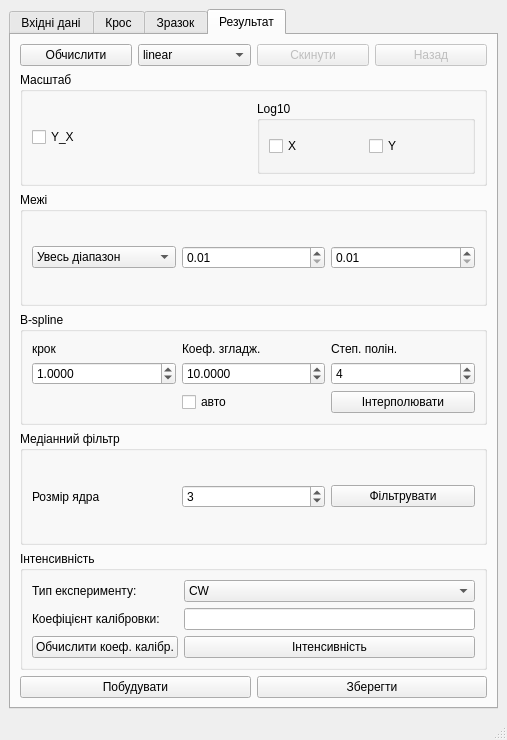
Old version of the form form.ui in the repository xkronosua/QTR.
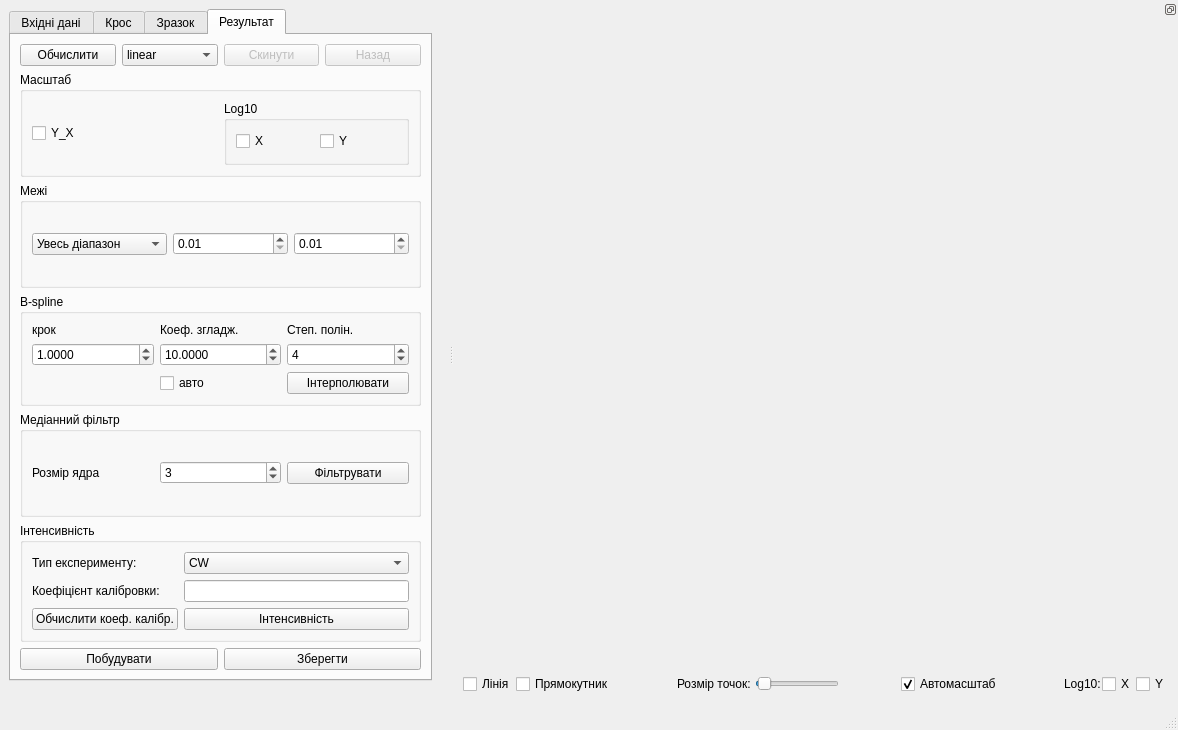
New version of the form. The open tabs and pages were chosen to show the change. Custom widgets are drawn as their Qt base class.

Patch:
```diff
--- a/form.ui
+++ b/form.ui
@@ -6,12 +6,12 @@
    <rect>
     <x>0</x>
     <y>0</y>
-    <width>507</width>
-    <height>740</height>
+    <width>1178</width>
+    <height>730</height>
    </rect>
   </property>
   <property name="sizePolicy">
-   <sizepolicy hsizetype="Fixed" vsizetype="Fixed">
+   <sizepolicy hsizetype="MinimumExpanding" vsizetype="MinimumExpanding">
     <horstretch>0</horstretch>
     <verstretch>0</verstretch>
    </sizepolicy>
@@ -45,27 +45,39 @@
   </property>
   <widget class="QWidget" name="centralwidget">
    <property name="sizePolicy">
-    <sizepolicy hsizetype="Expanding" vsizetype="Expanding">
+    <sizepolicy hsizetype="Minimum" vsizetype="Maximum">
      <horstretch>0</horstretch>
      <verstretch>0</verstretch>
     </sizepolicy>
    </property>
-   <layout class="QVBoxLayout" name="verticalLayout">
-    <item>
+   <property name="minimumSize">
+    <size>
+     <width>448</width>
+     <height>708</height>
+    </size>
+   </property>
+   <property name="maximumSize">
+    <size>
+     <width>448</width>
+     <height>16777215</height>
+    </size>
+   </property>
+   <layout class="QFormLayout" name="formLayout">
+    <item row="0" column="0">
      <widget class="QTabWidget" name="tabWidget">
       <property name="enabled">
        <bool>true</bool>
       </property>
       <property name="sizePolicy">
-       <sizepolicy hsizetype="Preferred" vsizetype="Preferred">
+       <sizepolicy hsizetype="Minimum" vsizetype="Maximum">
         <horstretch>0</horstretch>
         <verstretch>0</verstretch>
        </sizepolicy>
       </property>
-      <property name="baseSize">
+      <property name="maximumSize">
        <size>
-        <width>500</width>
-        <height>600</height>
+        <width>430</width>
+        <height>16777215</height>
        </size>
       </property>
       <property name="currentIndex">
@@ -1607,8 +1619,177 @@
     </item>
    </layout>
   </widget>
-  <widget class="QStatusBar" name="statusbar"/>
+  <widget class="QStatusBar" name="statusbar">
+   <property name="sizePolicy">
+    <sizepolicy hsizetype="Minimum" vsizetype="MinimumExpanding">
+     <horstretch>0</horstretch>
+     <verstretch>0</verstretch>
+    </sizepolicy>
+   </property>
+  </widget>
+  <widget class="QDockWidget" name="dockWidget_2">
+   <property name="sizePolicy">
+    <sizepolicy hsizetype="Maximum" vsizetype="Maximum">
+     <horstretch>0</horstretch>
+     <verstretch>0</verstretch>
+    </sizepolicy>
+   </property>
+   <property name="floating">
+    <bool>false</bool>
+   </property>
+   <property name="features">
+    <set>QDockWidget::DockWidgetFloatable|QDockWidget::DockWidgetMovable</set>
+   </property>
+   <attribute name="dockWidgetArea">
+    <number>2</number>
+   </attribute>
+   <widget class="QWidget" name="dockWidgetContents_2">
+    <layout class="QVBoxLayout" name="verticalLayout">
+     <item>
+      <widget class="MplWidget" name="mpl" native="true">
+       <property name="sizePolicy">
+        <sizepolicy hsizetype="MinimumExpanding" vsizetype="MinimumExpanding">
+         <horstretch>0</horstretch>
+         <verstretch>0</verstretch>
+        </sizepolicy>
+       </property>
+       <property name="maximumSize">
+        <size>
+         <width>821</width>
+         <height>630</height>
+        </size>
+       </property>
+      </widget>
+     </item>
+     <item>
+      <layout class="QHBoxLayout" name="horizontalLayout_21">
+       <property name="spacing">
+        <number>1</number>
+       </property>
+       <property name="sizeConstraint">
+        <enum>QLayout::SetMinimumSize</enum>
+       </property>
+       <item>
+        <widget class="QCheckBox" name="mplactionCut_by_line">
+         <property name="text">
+          <string>Лінія</string>
+         </property>
+         <property name="checkable">
+          <bool>true</bool>
+         </property>
+        </widget>
+       </item>
+       <item>
+        <widget class="QCheckBox" name="mplactionCut_by_rect">
+         <property name="text">
+          <string>Прямокутник</string>
+         </property>
+         <property name="checkable">
+          <bool>true</bool>
+         </property>
+        </widget>
+       </item>
+       <item>
+        <spacer name="horizontalSpacer">
+         <property name="orientation">
+          <enum>Qt::Horizontal</enum>
+         </property>
+         <property name="sizeHint" stdset="0">
+          <size>
+           <width>40</width>
+           <height>20</height>
+          </size>
+         </property>
+        </spacer>
+       </item>
+       <item>
+        <widget class="QLabel" name="label_13">
+         <property name="text">
+          <string>Розмір точок: </string>
+         </property>
+        </widget>
+       </item>
+       <item>
+        <widget class="QSlider" name="mplhorizontalSlider">
+         <property name="value">
+          <number>3</number>
+         </property>
+         <property name="orientation">
+          <enum>Qt::Horizontal</enum>
+         </property>
+        </widget>
+       </item>
+       <item>
+        <spacer name="horizontalSpacer_2">
+         <property name="orientation">
+          <enum>Qt::Horizontal</enum>
+         </property>
+         <property name="sizeHint" stdset="0">
+          <size>
+           <width>40</width>
+           <height>20</height>
+          </size>
+         </property>
+        </spacer>
+       </item>
+       <item>
+        <widget class="QCheckBox" name="autoScale">
+         <property name="text">
+          <string>Автомасштаб</string>
+         </property>
+         <property name="checked">
+          <bool>true</bool>
+         </property>
+        </widget>
+       </item>
+       <item>
+        <spacer name="horizontalSpacer_3">
+         <property name="orientation">
+          <enum>Qt::Horizontal</enum>
+         </property>
+         <property name="sizeHint" stdset="0">
+          <size>
+           <width>40</width>
+           <height>20</height>
+          </size>
+         </property>
+        </spacer>
+       </item>
+       <item>
+        <widget class="QLabel" name="label_15">
+         <property name="text">
+          <string>Log10:</string>
+         </property>
+        </widget>
+       </item>
+       <item>
+        <widget class="QCheckBox" name="xLogScale">
+         <property name="text">
+          <string>X</string>
+         </property>
+        </widget>
+       </item>
+       <item>
+        <widget class="QCheckBox" name="yLogScale">
+         <property name="text">
+          <string>Y</string>
+         </property>
+        </widget>
+       </item>
+      </layout>
+     </item>
+    </layout>
+   </widget>
+  </widget>
  </widget>
+ <customwidgets>
+  <customwidget>
+   <class>MplWidget</class>
+   <extends>QWidget</extends>
+   <header location="global">mplwidget</header>
+   <container>1</container>
+  </customwidget>
+ </customwidgets>
  <resources/>
  <connections/>
 </ui>
```
Left out of the diff: 4 changed lines with no effect on the pictures.
